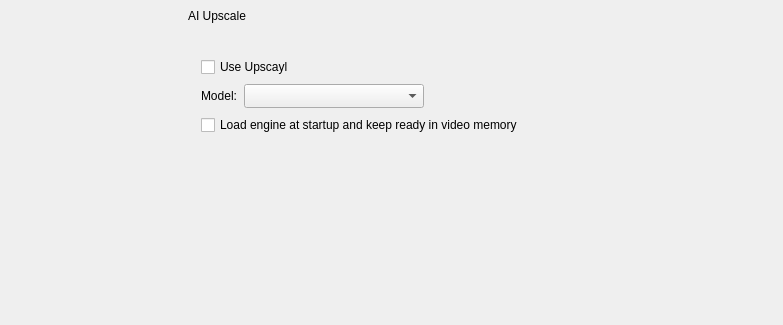
The window that qimgv/gui/dialogs/settingsdialog.ui (hadoooooouken/qimgv-plus) describes before a commit, drawn with Qt 5; both pictures show x 0 to 783 and y 0 to 325 of the 783 by 741 pixel window.
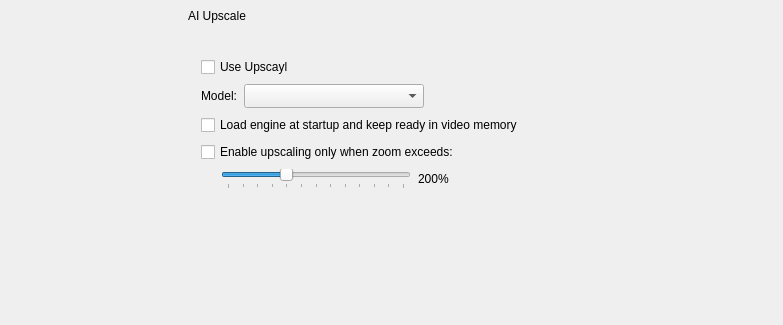
The same window after the commit. The open tabs and pages were chosen to show the change. Custom widgets are drawn as their Qt base class.

Commit message: upscayl finished

```diff
--- a/qimgv/gui/dialogs/settingsdialog.ui
+++ b/qimgv/gui/dialogs/settingsdialog.ui
@@ -4925,6 +4925,132 @@
                      </property>
                     </widget>
                    </item>
+                    <item>
+                     <widget class="QCheckBox" name="upscaylLimitCheckBox">
+                      <property name="sizePolicy">
+                       <sizepolicy hsizetype="MinimumExpanding" vsizetype="Minimum">
+                        <horstretch>0</horstretch>
+                        <verstretch>0</verstretch>
+                       </sizepolicy>
+                      </property>
+                      <property name="text">
+                       <string>Enable upscaling only when zoom exceeds:</string>
+                      </property>
+                     </widget>
+                    </item>
+                    <item>
+                     <layout class="QHBoxLayout" name="horizontalLayout_upscaylLimit">
+                      <property name="leftMargin">
+                       <number>0</number>
+                      </property>
+                      <property name="topMargin">
+                       <number>0</number>
+                      </property>
+                      <property name="rightMargin">
+                       <number>0</number>
+                      </property>
+                      <property name="bottomMargin">
+                       <number>0</number>
+                      </property>
+                      <item>
+                       <spacer name="horizontalSpacer_upscaylLimitIndent">
+                        <property name="orientation">
+                         <enum>Qt::Horizontal</enum>
+                        </property>
+                        <property name="sizeType">
+                         <enum>QSizePolicy::Fixed</enum>
+                        </property>
+                        <property name="sizeHint" stdset="0">
+                         <size>
+                          <width>20</width>
+                          <height>20</height>
+                         </size>
+                        </property>
+                       </spacer>
+                      </item>
+                      <item>
+                       <widget class="QSlider" name="upscaylLimitSlider">
+                        <property name="sizePolicy">
+                         <sizepolicy hsizetype="Preferred" vsizetype="Preferred">
+                          <horstretch>0</horstretch>
+                          <verstretch>0</verstretch>
+                         </sizepolicy>
+                        </property>
+                        <property name="minimumSize">
+                         <size>
+                          <width>190</width>
+                          <height>10</height>
+                         </size>
+                        </property>
+                        <property name="minimum">
+                         <number>100</number>
+                        </property>
+                        <property name="maximum">
+                         <number>400</number>
+                        </property>
+                        <property name="singleStep">
+                         <number>5</number>
+                        </property>
+                        <property name="pageStep">
+                         <number>25</number>
+                        </property>
+                        <property name="value">
+                         <number>200</number>
+                        </property>
+                        <property name="orientation">
+                         <enum>Qt::Horizontal</enum>
+                        </property>
+                        <property name="tickPosition">
+                         <enum>QSlider::TicksBelow</enum>
+                        </property>
+                        <property name="tickInterval">
+                         <number>25</number>
+                        </property>
+                       </widget>
+                      </item>
+                      <item>
+                       <widget class="QLabel" name="upscaylLimitValueLabel">
+                        <property name="sizePolicy">
+                         <sizepolicy hsizetype="Fixed" vsizetype="Preferred">
+                          <horstretch>0</horstretch>
+                          <verstretch>0</verstretch>
+                         </sizepolicy>
+                        </property>
+                        <property name="minimumSize">
+                         <size>
+                          <width>60</width>
+                          <height>0</height>
+                         </size>
+                        </property>
+                        <property name="maximumSize">
+                         <size>
+                          <width>60</width>
+                          <height>16777215</height>
+                         </size>
+                        </property>
+                        <property name="text">
+                         <string>200%</string>
+                        </property>
+                        <property name="alignment">
+                         <set>Qt::AlignLeading|Qt::AlignLeft|Qt::AlignVCenter</set>
+                        </property>
+                       </widget>
+                      </item>
+                      <item>
+                       <spacer name="horizontalSpacer_upscaylLimitSpacer">
+                        <property name="orientation">
+                         <enum>Qt::Horizontal</enum>
+                        </property>
+                        <property name="sizeHint" stdset="0">
+                         <size>
+                          <width>40</width>
+                          <height>20</height>
+                         </size>
+                        </property>
+                       </spacer>
+                      </item>
+                     </layout>
+                    </item>
                   </layout>
                  </widget>
                 </item>
```
Left out of the diff: 67 changed lines with no effect on the pictures. Lines whose indentation alone changed are shown as unchanged. The commit also changes 10 other files.
